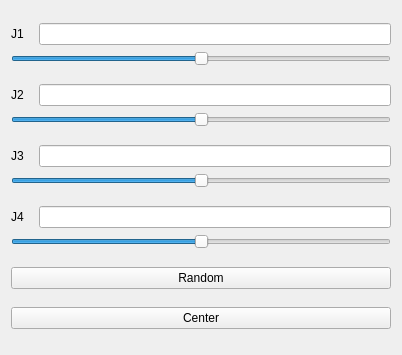
Old version of the form joint_publish_gui/src/main_window.ui in the repository Wataru-Oshima-Tokyo/MG400_ROS.
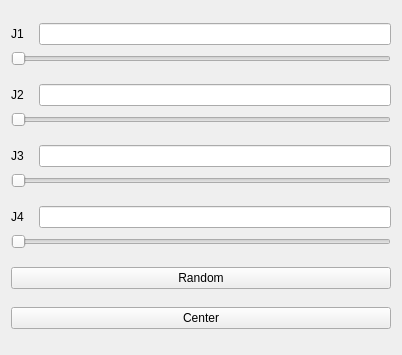
New version of the form.

The edit to the form file:
```diff
--- a/joint_publish_gui/src/main_window.ui
+++ b/joint_publish_gui/src/main_window.ui
@@ -50,10 +50,10 @@
         </font>
        </property>
        <property name="minimum">
-        <number>-100</number>
+        <number>0</number>
        </property>
        <property name="maximum">
-        <number>100</number>
+        <number>1000</number>
        </property>
        <property name="pageStep">
         <number>1</number>
@@ -107,10 +107,10 @@
         </font>
        </property>
        <property name="minimum">
-        <number>-100</number>
+        <number>0</number>
        </property>
        <property name="maximum">
-        <number>100</number>
+        <number>1000</number>
        </property>
        <property name="pageStep">
         <number>1</number>
@@ -164,10 +164,10 @@
         </font>
        </property>
        <property name="minimum">
-        <number>-100</number>
+        <number>0</number>
        </property>
        <property name="maximum">
-        <number>100</number>
+        <number>1000</number>
        </property>
        <property name="pageStep">
         <number>1</number>
@@ -221,10 +221,10 @@
         </font>
        </property>
        <property name="minimum">
-        <number>-100</number>
+        <number>0</number>
        </property>
        <property name="maximum">
-        <number>100</number>
+        <number>1000</number>
        </property>
        <property name="pageStep">
         <number>1</number>
```
Left out of the diff: 4 changed lines with no effect on the pictures.
